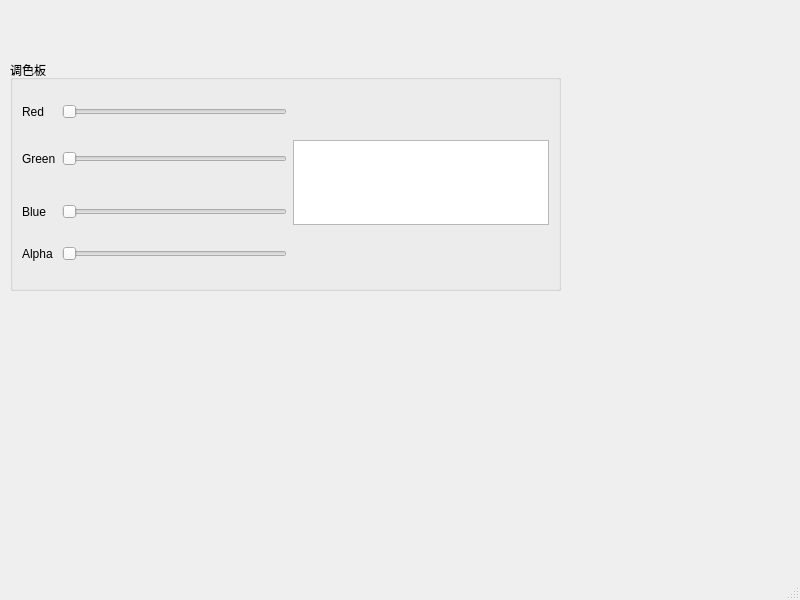
The window that mainwindow.ui (NFTB/QtStudy) describes before a commit, drawn with Qt 5.
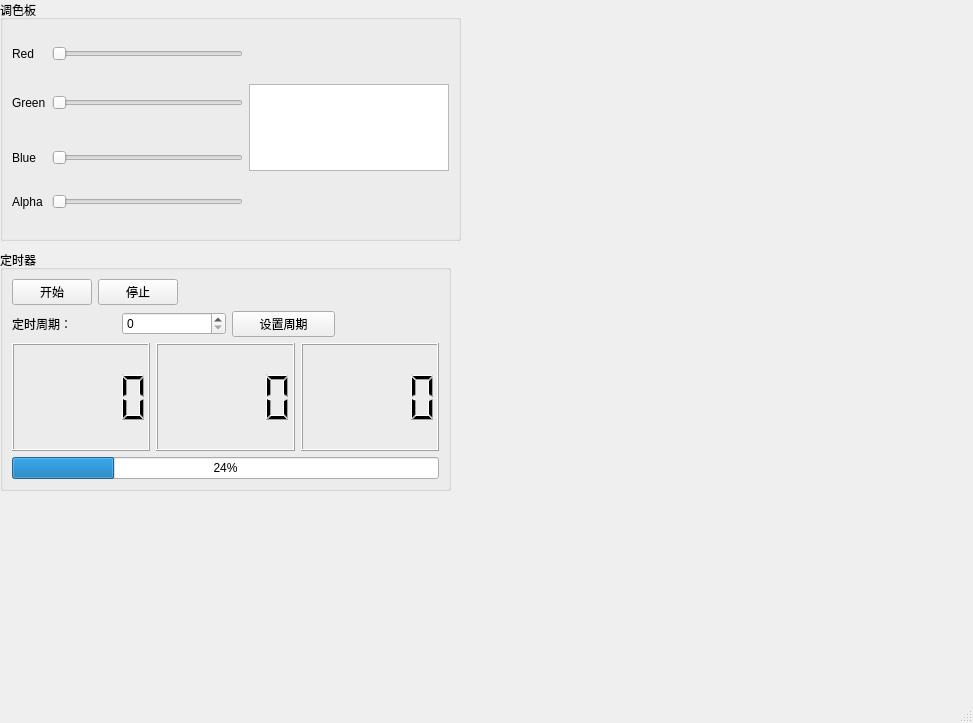
The same window after the commit.

What changed in the file:
```diff
--- a/mainwindow.ui
+++ b/mainwindow.ui
@@ -6,8 +6,8 @@
    <rect>
     <x>0</x>
     <y>0</y>
-    <width>800</width>
-    <height>600</height>
+    <width>973</width>
+    <height>723</height>
    </rect>
   </property>
   <property name="windowTitle">
@@ -36,25 +36,25 @@
        <widget class="QGroupBox" name="groupBox">
         <property name="geometry">
          <rect>
-          <x>10</x>
-          <y>60</y>
-          <width>551</width>
-          <height>231</height>
+          <x>0</x>
+          <y>0</y>
+          <width>461</width>
+          <height>241</height>
          </rect>
         </property>
         <property name="title">
          <string>调色板</string>
         </property>
         <layout class="QGridLayout" name="gridLayout">
-         <item row="0" column="0">
-          <widget class="QLabel" name="redLabel">
+         <item row="3" column="0">
+          <widget class="QLabel" name="alphaLabel">
            <property name="text">
-            <string>Red</string>
+            <string>Alpha</string>
            </property>
           </widget>
          </item>
-         <item row="0" column="1">
-          <widget class="QSlider" name="redSlider">
+         <item row="3" column="1">
+          <widget class="QSlider" name="alphaSlider">
            <property name="orientation">
             <enum>Qt::Orientation::Horizontal</enum>
            </property>
@@ -74,13 +74,10 @@
            </property>
           </widget>
          </item>
-         <item row="1" column="2" rowspan="2">
-          <widget class="QTextEdit" name="colorTextEdit"/>
-         </item>
-         <item row="2" column="0">
-          <widget class="QLabel" name="blueLabel">
+         <item row="0" column="0">
+          <widget class="QLabel" name="redLabel">
            <property name="text">
-            <string>Blue</string>
+            <string>Red</string>
            </property>
           </widget>
          </item>
@@ -91,19 +88,149 @@
            </property>
           </widget>
          </item>
-         <item row="3" column="0">
-          <widget class="QLabel" name="alphaLabel">
-           <property name="text">
-            <string>Alpha</string>
-           </property>
-          </widget>
-         </item>
-         <item row="3" column="1">
-          <widget class="QSlider" name="alphaSlider">
+         <item row="0" column="1">
+          <widget class="QSlider" name="redSlider">
            <property name="orientation">
             <enum>Qt::Orientation::Horizontal</enum>
            </property>
           </widget>
+         </item>
+         <item row="2" column="0">
+          <widget class="QLabel" name="blueLabel">
+           <property name="text">
+            <string>Blue</string>
+           </property>
+          </widget>
+         </item>
+         <item row="1" column="2" rowspan="2">
+          <widget class="QTextEdit" name="colorTextEdit">
+           <property name="maximumSize">
+            <size>
+             <width>200</width>
+             <height>200</height>
+            </size>
+           </property>
+          </widget>
+         </item>
+        </layout>
+       </widget>
+       <widget class="QGroupBox" name="groupBox_2">
+        <property name="geometry">
+         <rect>
+          <x>0</x>
+          <y>250</y>
+          <width>451</width>
+          <height>241</height>
+         </rect>
+        </property>
+        <property name="title">
+         <string>定时器</string>
+        </property>
+        <layout class="QGridLayout" name="gridLayout_3">
+         <item row="2" column="0">
+          <layout class="QHBoxLayout" name="horizontalLayout">
+           <item>
+            <widget class="QLCDNumber" name="minLcdNumber">
+             <property name="layoutDirection">
+              <enum>Qt::LayoutDirection::LeftToRight</enum>
+             </property>
+            </widget>
+           </item>
+           <item>
+            <widget class="QLCDNumber" name="secLcdNumber">
+             <property name="layoutDirection">
+              <enum>Qt::LayoutDirection::LeftToRight</enum>
+             </property>
+            </widget>
+           </item>
+           <item>
+            <widget class="QLCDNumber" name="msecLcdNumber">
+             <property name="layoutDirection">
+              <enum>Qt::LayoutDirection::LeftToRight</enum>
+             </property>
+            </widget>
+           </item>
+          </layout>
+         </item>
+         <item row="3" column="0">
+          <widget class="QProgressBar" name="timeProgressBar">
+           <property name="value">
+            <number>24</number>
+           </property>
+          </widget>
+         </item>
+         <item row="0" column="0">
+          <layout class="QHBoxLayout" name="horizontalLayout_3">
+           <item>
+            <widget class="QPushButton" name="startButton">
+             <property name="font">
+              <font>
+               <stylestrategy>PreferDefault</stylestrategy>
+              </font>
+             </property>
+             <property name="contextMenuPolicy">
+              <enum>Qt::ContextMenuPolicy::DefaultContextMenu</enum>
+             </property>
+             <property name="text">
+              <string>开始</string>
+             </property>
+            </widget>
+           </item>
+           <item>
+            <widget class="QPushButton" name="stopButton">
+             <property name="text">
+              <string>停止</string>
+             </property>
+            </widget>
+           </item>
+           <item>
+            <spacer name="horizontalSpacer">
+             <property name="orientation">
+              <enum>Qt::Orientation::Horizontal</enum>
+             </property>
+             <property name="sizeHint" stdset="0">
+              <size>
+               <width>40</width>
+               <height>20</height>
+              </size>
+             </property>
+            </spacer>
+           </item>
+          </layout>
+         </item>
+         <item row="1" column="0">
+          <layout class="QHBoxLayout" name="horizontalLayout_2" stretch="1,1,1,1">
+           <item>
+            <widget class="QLabel" name="timeCycleLabel">
+             <property name="text">
+              <string>定时周期：</string>
+             </property>
+            </widget>
+           </item>
+           <item>
+            <widget class="QSpinBox" name="msecSpinBox"/>
+           </item>
+           <item>
+            <widget class="QPushButton" name="timeSetButton">
+             <property name="text">
+              <string>设置周期</string>
+             </property>
+            </widget>
+           </item>
+           <item>
+            <spacer name="horizontalSpacer_2">
+             <property name="orientation">
+              <enum>Qt::Orientation::Horizontal</enum>
+             </property>
+             <property name="sizeHint" stdset="0">
+              <size>
+               <width>40</width>
+               <height>20</height>
+              </size>
+             </property>
+            </spacer>
+           </item>
+          </layout>
          </item>
         </layout>
        </widget>
@@ -118,7 +245,7 @@
     <rect>
      <x>0</x>
      <y>0</y>
-     <width>800</width>
+     <width>973</width>
      <height>25</height>
     </rect>
    </property>
```
